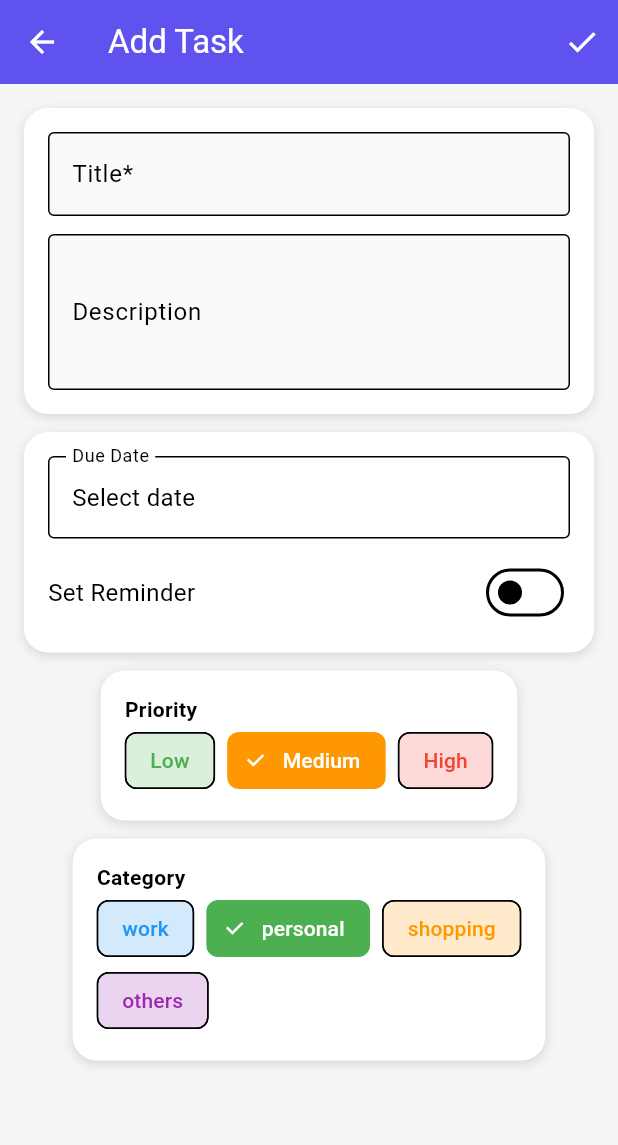
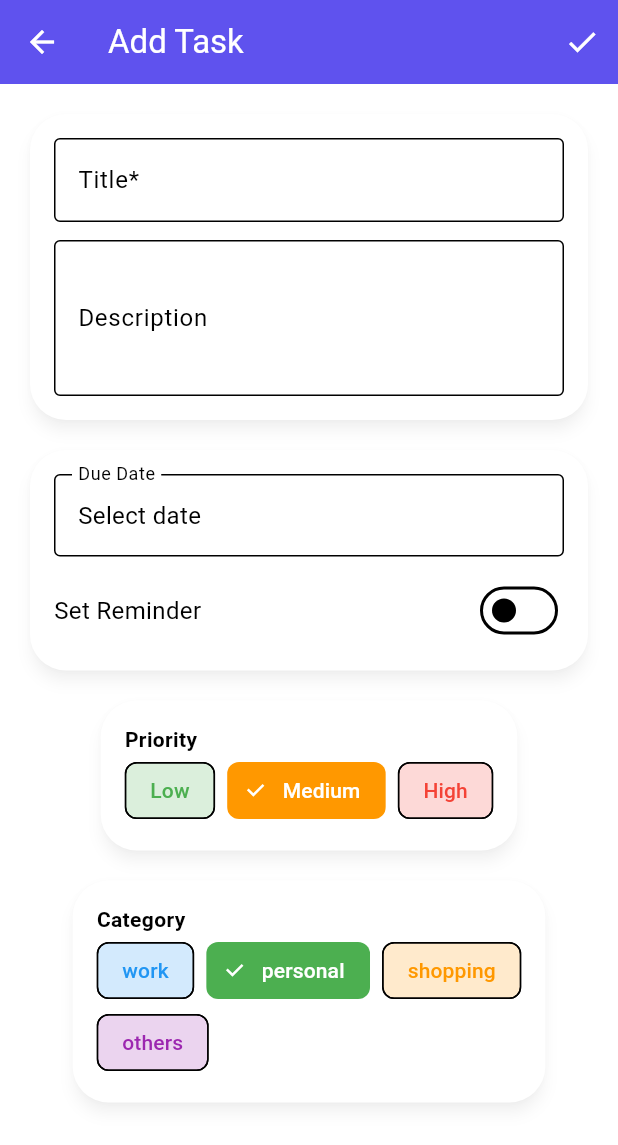
Before and after one commit to cosmicsaurabh/todo-Flutter, a Flutter app: the AddTaskScreen screen opened directly, on a phone screen of 412 x 824 dp. Shown: the top 1145 px of the screen. Run offline on Flutter 3.47's test engine with Material 3 defaults, Android fonts, the phone set to English and light mode, and no system bars; our stand-ins replace awesome_notifications, flutter_slidable, hive; accounts and stored records are empty.

Commit message:
card inprovments

```diff
--- a/lib/presentation/view_models/theme_view_model.dart
+++ b/lib/presentation/view_models/theme_view_model.dart
@@ -20,6 +20,14 @@ class ThemeViewModel with ChangeNotifier {
       backgroundColor: AppColors.primary,
       foregroundColor: Colors.white,
     ),
+    cardTheme: const CardTheme(
+      color: Colors.white,
+      shadowColor: Colors.black26,
+      elevation: 4,
+      shape: RoundedRectangleBorder(
+        borderRadius: BorderRadius.all(Radius.circular(24)),
+      ),
+    ),
   );
 
   final ThemeData _darkTheme = ThemeData(
@@ -30,6 +38,14 @@ class ThemeViewModel with ChangeNotifier {
       secondary: AppColors.secondaryDark,
     ),
     appBarTheme: const AppBarTheme(backgroundColor: AppColors.primaryDark),
+    cardTheme: const CardTheme(
+      color: Colors.white70,
+      shadowColor: Colors.black26,
+      elevation: 4,
+      shape: RoundedRectangleBorder(
+        borderRadius: BorderRadius.all(Radius.circular(24)),
+      ),
+    ),
   );
 
   void toggleTheme() {
--- a/lib/presentation/views/add_task_screen.dart
+++ b/lib/presentation/views/add_task_screen.dart
@@ -5,6 +5,7 @@ import 'package:todo/core/services/notification_service.dart';
 import 'package:todo/data/models/task.dart';
 import 'package:todo/presentation/view_models/task_view_model.dart';
 import 'package:todo/presentation/widgets/category_chip.dart';
+import 'package:todo/presentation/widgets/padded_card.dart';
 import 'package:todo/presentation/widgets/priority_chip.dart';
 
 class AddTaskScreen extends StatefulWidget {
@@ -35,7 +36,6 @@ class _AddTaskScreenState extends State<AddTaskScreen> {
   @override
   Widget build(BuildContext context) {
     return Scaffold(
-      backgroundColor: Colors.grey.shade100,
       appBar: AppBar(
         title: const Text('Add Task'),
         actions: [
@@ -114,15 +114,7 @@ class _AddTaskScreenState extends State<AddTaskScreen> {
   }
 
   Widget _buildCard(List<Widget> children) {
-    return Container(
-      padding: const EdgeInsets.all(16),
-      decoration: BoxDecoration(
-        color: Colors.white,
-        borderRadius: BorderRadius.circular(16),
-        boxShadow: [
-          BoxShadow(color: Colors.black12, blurRadius: 5, offset: Offset(0, 2)),
-        ],
-      ),
+    return PaddedCard(
       child: Column(
         crossAxisAlignment: CrossAxisAlignment.start,
         children: children,
@@ -143,7 +135,6 @@ class _AddTaskScreenState extends State<AddTaskScreen> {
         labelText: label,
         border: const OutlineInputBorder(),
         filled: true,
-        fillColor: Colors.grey.shade50,
       ),
       validator: (value) {
         if (required && (value == null || value.isEmpty)) {
--- /dev/null
+++ b/lib/presentation/widgets/padded_card.dart
@@ -0,0 +1,23 @@
+import 'package:flutter/material.dart';
+
+class PaddedCard extends StatelessWidget {
+  final Widget child;
+  final EdgeInsetsGeometry? padding;
+
+  const PaddedCard({super.key, required this.child, this.padding});
+
+  @override
+  Widget build(BuildContext context) {
+    final cardTheme = Theme.of(context).cardTheme;
+    final defaultPadding = padding ?? const EdgeInsets.all(16);
+
+    return Card(
+      margin: cardTheme.margin,
+      color: cardTheme.color,
+      elevation: cardTheme.elevation,
+      shadowColor: cardTheme.shadowColor,
+      shape: cardTheme.shape,
+      child: Padding(padding: defaultPadding, child: child),
+    );
+  }
+}
--- a/lib/presentation/widgets/task_tile.dart
+++ b/lib/presentation/widgets/task_tile.dart
@@ -2,6 +2,7 @@ import 'package:flutter/material.dart';
 import 'package:flutter_slidable/flutter_slidable.dart';
 import 'package:intl/intl.dart';
 import 'package:todo/data/models/task.dart';
+import 'package:todo/presentation/widgets/padded_card.dart';
 
 class TaskTile extends StatelessWidget {
   final Task task;
@@ -34,8 +35,7 @@ class TaskTile extends StatelessWidget {
             ),
           ],
         ),
-        child: Card(
-          elevation: 2,
+        child: PaddedCard(
           child: CheckboxListTile(
             title: Text(
               task.title,
```
